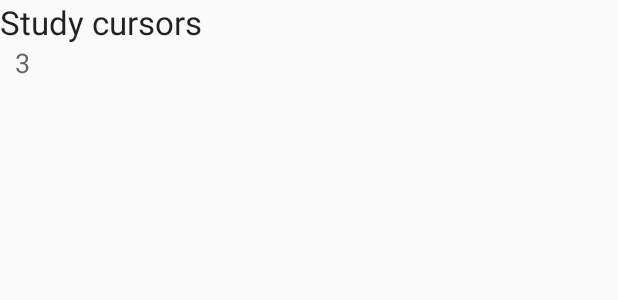
After one commit to yuridepuri/joodsmonument, an Android app: the layout verhaal.xml on its own in the app's theme, with its tools: preview values and no code run, on a phone screen of 412 x 824 dp. The commit adds this screen. Shown: the top 300 px of the screen. Run offline under Robolectric (Android 15) with nearby library versions, the phone set to English and light mode, and no system bars.

Commit message:
added part of cursorsadapter, verhaal.xml

```diff
--- /dev/null
+++ b/app/src/main/res/layout/verhaal.xml
@@ -0,0 +1,18 @@
+<?xml version="1.0" encoding="utf-8"?>
+<LinearLayout xmlns:android="http://schemas.android.com/apk/res/android"
+    android:orientation="vertical" android:layout_width="match_parent"
+    android:layout_height="match_parent">
+    <TextView
+        android:id="@+id/tvNaam"
+        android:layout_width="wrap_content"
+        android:layout_height="wrap_content"
+        android:text="Study cursors"
+        android:textAppearance="?android:attr/textAppearanceLarge" />
+    <TextView
+        android:id="@+id/tvVerhaal"
+        android:layout_width="wrap_content"
+        android:layout_height="wrap_content"
+        android:layout_marginLeft="10dp"
+        android:text="3"
+        android:textAppearance="?android:attr/textAppearanceMedium" />
+</LinearLayout>
```
Also changed, not shown: app/src/main/java/com/application/joodsmonument2016/app/Columns.java (deleted, +0 -7 lines), app/src/main/java/com/application/joodsmonument2016/app/Databasehelper.java (+10 -3 lines), app/src/main/java/com/application/joodsmonument2016/app/MainActivity.java (+0 -154 lines), app/src/main/java/com/application/joodsmonument2016/app/MyCursorAdapter.java (added, +35 -0 lines).
